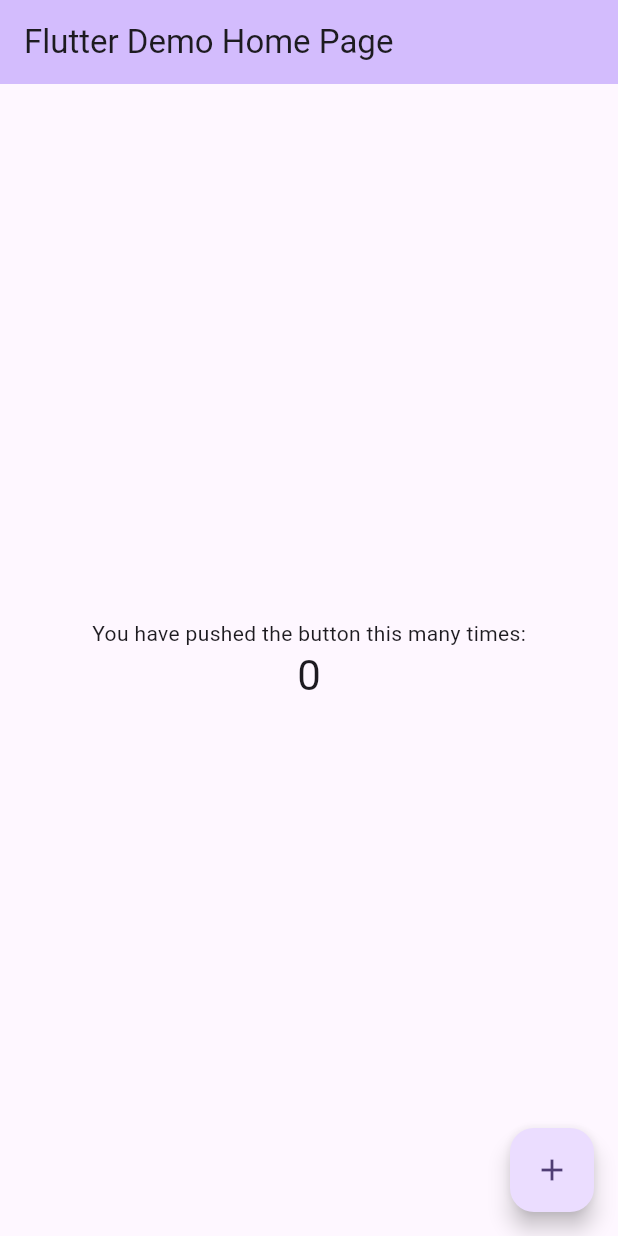
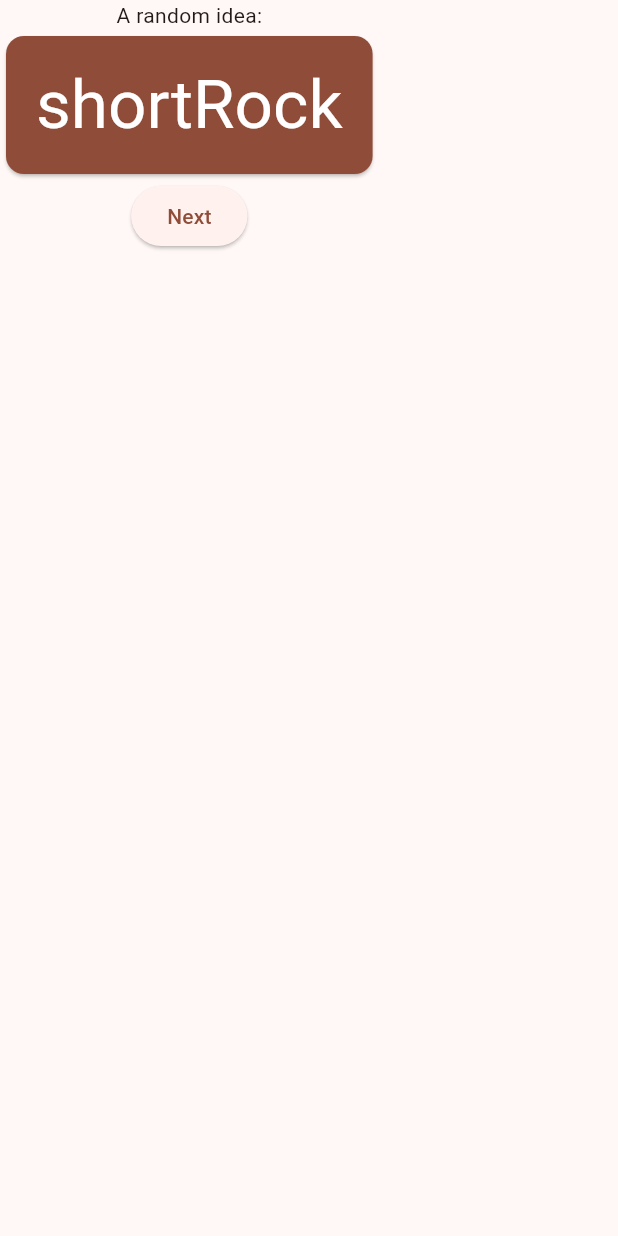
Before and after one commit to owinymarvin/flutdoc-wordpair_generator, a Flutter app: the screen it shows after launch, on a phone screen of 412 x 824 dp. Run offline on Flutter 3.47's test engine with Material 2 defaults, Android fonts, the phone set to English and light mode, and no system bars.

Commit message:
added app design and functions

```diff
--- a/lib/main.dart
+++ b/lib/main.dart
@@ -1,125 +1,87 @@
+import 'package:english_words/english_words.dart';
 import 'package:flutter/material.dart';
+import 'package:provider/provider.dart';
 
 void main() {
-  runApp(const MyApp());
+  runApp(MyApp());
 }
 
 class MyApp extends StatelessWidget {
   const MyApp({super.key});
 
-  // This widget is the root of your application.
   @override
   Widget build(BuildContext context) {
-    return MaterialApp(
-      title: 'Flutter Demo',
-      theme: ThemeData(
-        // This is the theme of your application.
-        //
-        // TRY THIS: Try running your application with "flutter run". You'll see
-        // the application has a blue toolbar. Then, without quitting the app,
-        // try changing the seedColor in the colorScheme below to Colors.green
-        // and then invoke "hot reload" (save your changes or press the "hot
-        // reload" button in a Flutter-supported IDE, or press "r" if you used
-        // the command line to start the app).
-        //
-        // Notice that the counter didn't reset back to zero; the application
-        // state is not lost during the reload. To reset the state, use hot
-        // restart instead.
-        //
-        // This works for code too, not just values: Most code changes can be
-        // tested with just a hot reload.
-        colorScheme: ColorScheme.fromSeed(seedColor: Colors.deepPurple),
-        useMaterial3: true,
+    return ChangeNotifierProvider(
+      create: (context) => MyAppState(),
+      child: MaterialApp(
+        title: 'Equip Streams',
+        theme: ThemeData(
+          useMaterial3: true,
+          colorScheme: ColorScheme.fromSeed(seedColor: Colors.deepOrange),
+        ),
+        home: MyHomePage(),
       ),
-      home: const MyHomePage(title: 'Flutter Demo Home Page'),
     );
   }
 }
 
-class MyHomePage extends StatefulWidget {
-  const MyHomePage({super.key, required this.title});
+class MyAppState extends ChangeNotifier {
+  var current = WordPair.random();
 
-  // This widget is the home page of your application. It is stateful, meaning
-  // that it has a State object (defined below) that contains fields that affect
-  // how it looks.
-
-  // This class is the configuration for the state. It holds the values (in this
-  // case the title) provided by the parent (in this case the App widget) and
-  // used by the build method of the State. Fields in a Widget subclass are
-  // always marked "final".
-
-  final String title;
-
-  @override
-  State<MyHomePage> createState() => _MyHomePageState();
+  void getNext() {
+    current = WordPair.random();
+    notifyListeners();
+  }
 }
 
-class _MyHomePageState extends State<MyHomePage> {
-  int _counter = 0;
+class MyHomePage extends StatelessWidget {
+  @override
+  Widget build(BuildContext context) {
+    var appState = context.watch<MyAppState>();
+    var pair = appState.current;
 
-  void _incrementCounter() {
-    setState(() {
-      // This call to setState tells the Flutter framework that something has
-      // changed in this State, which causes it to rerun the build method below
-      // so that the display can reflect the updated values. If we changed
-      // _counter without calling setState(), then the build method would not be
-      // called again, and so nothing would appear to happen.
-      _counter++;
-    });
+    return Scaffold(
+      body: Column(
+        children: [
+          Text('A random idea:'),
+          BigCard(appState: appState),
+          ElevatedButton(
+            onPressed: () {
+              appState.getNext();
+              print(pair.asPascalCase);
+            },
+            child: Text('Next'),
+          ),
+        ],
+      ),
+    );
   }
+}
+
+class BigCard extends StatelessWidget {
+  const BigCard({
+    super.key,
+    required this.appState,
+  });
+
+  final MyAppState appState;
 
   @override
   Widget build(BuildContext context) {
-    // This method is rerun every time setState is called, for instance as done
-    // by the _incrementCounter method above.
-    //
-    // The Flutter framework has been optimized to make rerunning build methods
-    // fast, so that you can just rebuild anything that needs updating rather
-    // than having to individually change instances of widgets.
-    return Scaffold(
-      appBar: AppBar(
-        // TRY THIS: Try changing the color here to a specific color (to
-        // Colors.amber, perhaps?) and trigger a hot reload to see the AppBar
-        // change color while the other colors stay the same.
-        backgroundColor: Theme.of(context).colorScheme.inversePrimary,
-        // Here we take the value from the MyHomePage object that was created by
-        // the App.build method, and use it to set our appbar title.
-        title: Text(widget.title),
-      ),
-      body: Center(
-        // Center is a layout widget. It takes a single child and positions it
-        // in the middle of the parent.
-        child: Column(
-          // Column is also a layout widget. It takes a list of children and
-          // arranges them vertically. By default, it sizes itself to fit its
-          // children horizontally, and tries to be as tall as its parent.
-          //
-          // Column has various properties to control how it sizes itself and
-          // how it positions its children. Here we use mainAxisAlignment to
-          // center the children vertically; the main axis here is the vertical
-          // axis because Columns are vertical (the cross axis would be
-          // horizontal).
-          //
-          // TRY THIS: Invoke "debug painting" (choose the "Toggle Debug Paint"
-          // action in the IDE, or press "p" in the console), to see the
-          // wireframe for each widget.
-          mainAxisAlignment: MainAxisAlignment.center,
-          children: <Widget>[
-            const Text(
-              'You have pushed the button this many times:',
-            ),
-            Text(
-              '$_counter',
-              style: Theme.of(context).textTheme.headlineMedium,
-            ),
-          ],
+    final theme = Theme.of(context);
+    final style = theme.textTheme.displayMedium!.copyWith(
+      color: theme.colorScheme.onPrimary,
+    );
+
+    return Card(
+      color: theme.colorScheme.primary,
+      child: Padding(
+        padding: const EdgeInsets.all(20.0),
+        child: Text(
+          appState.current.asCamelCase,
+          style: style,
         ),
       ),
-      floatingActionButton: FloatingActionButton(
-        onPressed: _incrementCounter,
-        tooltip: 'Increment',
-        child: const Icon(Icons.add),
-      ), // This trailing comma makes auto-formatting nicer for build methods.
     );
   }
 }
```
Also changed, not shown: analysis_options.yaml (+6 -25 lines), pubspec.yaml (+6 -71 lines), pubspec.lock, 18 other files.
